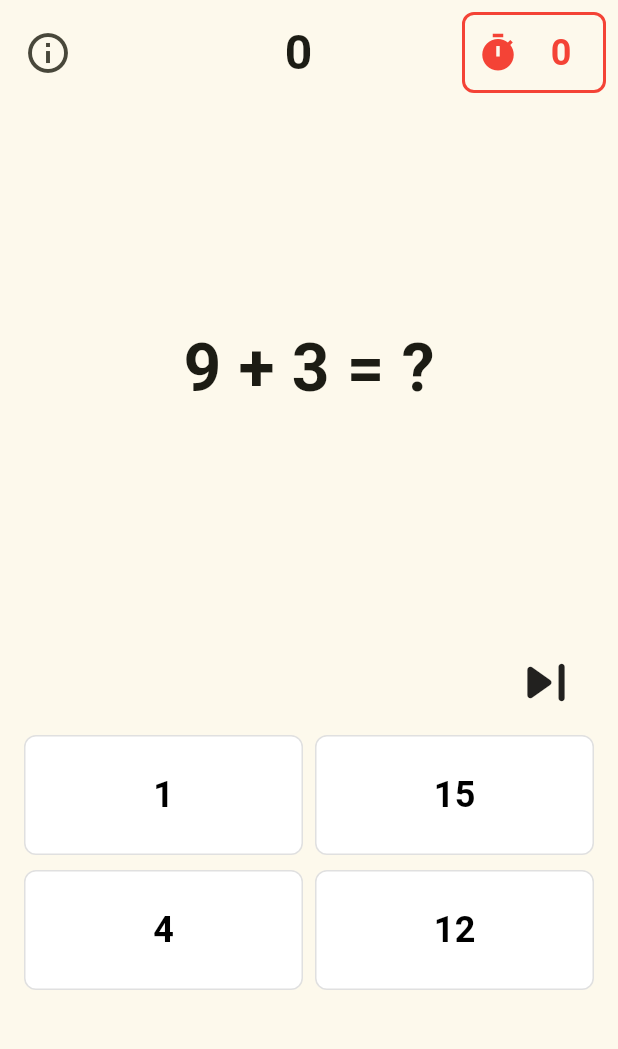
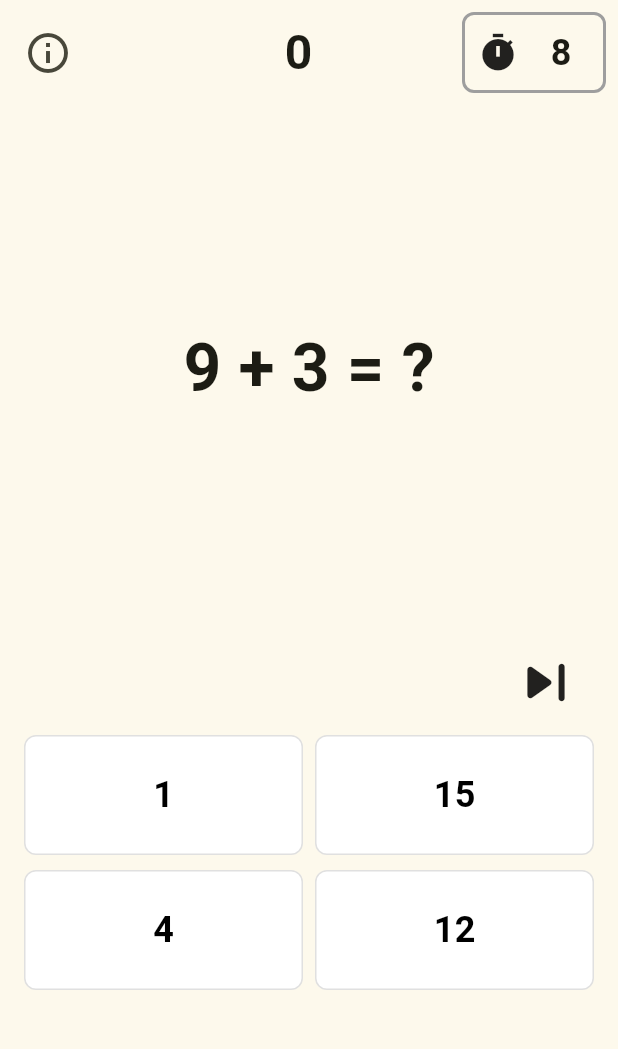
Before and after one commit to kaganzdmr58/ator_math_game, a Flutter app: the screen it shows after launch, after a tap on the "skip next" icon, after a tap on the "info outline" icon, on a phone screen of 412 x 824 dp, the part 84-1133 px from its top. Run offline on Flutter 3.47's test engine with Material 3 defaults, Android fonts, the phone set to English and light mode, and no system bars.

Commit message:
set timer reset

```diff
--- a/lib/pages/home_page.dart
+++ b/lib/pages/home_page.dart
@@ -22,6 +22,7 @@ class _MyHomePageState extends State<MyHomePage> {
   int score = 0;
   int state = 0;
   final random = Random();
+    Key countdownKey = UniqueKey();
 
   List<int> sayilar = [5, 10, 15, 20];
 
@@ -29,6 +30,8 @@ class _MyHomePageState extends State<MyHomePage> {
     firstNumber = (1 + random.nextInt(10)).toInt();
     secondNumber = (1 + random.nextInt(10)).toInt();
     result = firstNumber + secondNumber;
+    countdownKey = UniqueKey();
+
     setState(() {});
     seperateList();
   }
@@ -86,6 +89,7 @@ class _MyHomePageState extends State<MyHomePage> {
 
   @override
   Widget build(BuildContext context) {
+
     return Scaffold(
       appBar: AppBar(
         backgroundColor: Theme.of(context).colorScheme.inversePrimary,
@@ -115,6 +119,7 @@ class _MyHomePageState extends State<MyHomePage> {
                     style: TextStyle(fontSize: 32, fontWeight: FontWeight.bold),
                   ),
                   CountdownTimer(
+                      key: countdownKey,
                     seconds: 10,
                     state: state,
                     onFinished: () {
@@ -137,6 +142,7 @@ class _MyHomePageState extends State<MyHomePage> {
                 child: InkWell(
                   onTap: () {
                     generateRandomNumbers();
+                    state = 0;
                     setState(() {});
                   },
                   borderRadius: BorderRadius.circular(8),
```
Also changed, not shown: 3 other files.
